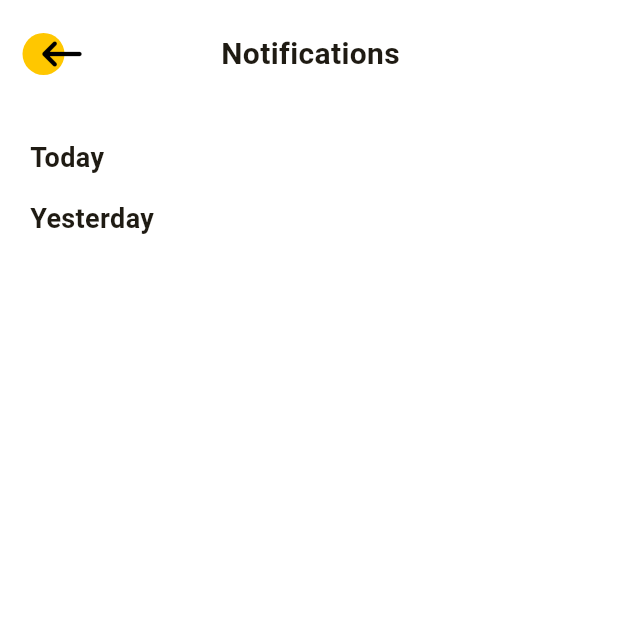
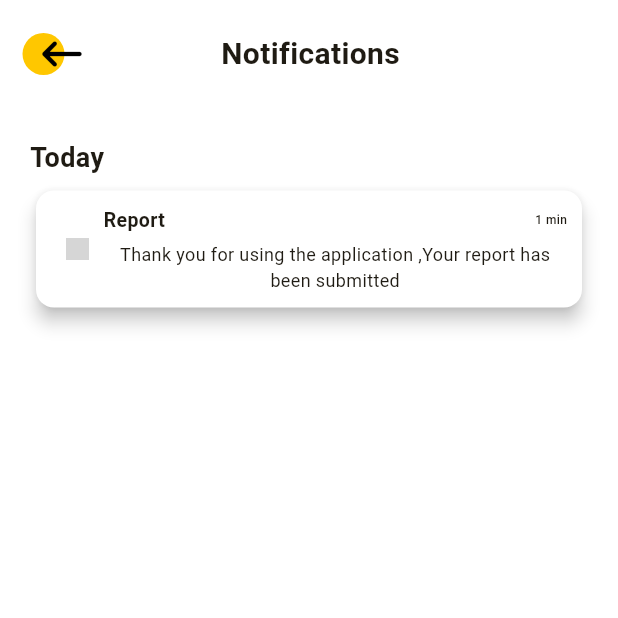
Before and after one commit to COACHIKO/citizen-connect, a Flutter app: the NotificationsScreen screen opened by its route, on a phone screen of 412 x 824 dp, the top half of it. Run offline on Flutter 3.47's test engine with Material 3 defaults, Android fonts, the phone set to English and light mode, and no system bars; our stand-ins replace flutter_svg, fluttertoast, geolocator, get, image_picker, shared_preferences; accounts and stored records are empty; network calls fail; grey boxes are pictures that could not be loaded.

Commit message:
Update initial route to '/main' in main.dart

```diff
--- a/lib/main.dart
+++ b/lib/main.dart
@@ -49,7 +49,7 @@ class MyApp extends StatelessWidget {
         colorScheme: ColorScheme.fromSeed(seedColor: Colors.amber),
         useMaterial3: true,
       ),
-      initialRoute: '/home',
+      initialRoute: '/main',
       routes: {
         '/': (context) => const SplashScreen(),
         '/login': (context) => const LoginScreen(),
--- a/lib/ui/screens/home_screen.dart
+++ b/lib/ui/screens/home_screen.dart
@@ -33,6 +33,7 @@ class _HomeScreenState extends State<HomeScreen> {
   @override
   Widget build(BuildContext context) {
     return Scaffold(
+      ///bottomNavigationBar: ,
       backgroundColor: Colors.white,
       body: SafeArea(
         child: Padding(
--- a/lib/ui/screens/login_screen.dart
+++ b/lib/ui/screens/login_screen.dart
@@ -175,7 +175,7 @@ Future<void> loginUser({
     myServices.sharedPreferences.setString("phoneNumber", phone);
     myServices.sharedPreferences.setString("fullName", map['full_name']);
     myServices.sharedPreferences.setString("token", map['token']);
-    Get.offAllNamed("/home");
+    Get.offAllNamed("/main");
   } else {
     Fluttertoast.showToast(
       msg: "Login failed",
--- a/lib/ui/screens/notifications_screen.dart
+++ b/lib/ui/screens/notifications_screen.dart
@@ -18,7 +18,7 @@ class NotificationsScreen extends StatelessWidget {
           const SizedBox(height: 30),
           Expanded(
             child: ListView.builder(
-              itemCount: 2,
+              itemCount: 1,
               padding: const EdgeInsets.symmetric(horizontal: 20),
               itemBuilder: (context, index) {
                 return Expanded(
@@ -31,7 +31,7 @@ class NotificationsScreen extends StatelessWidget {
                             fontSize: 18, fontWeight: FontWeight.w700),
                       ),
                       ListView.builder(
-                        itemCount: 0,
+                        itemCount: 1,
                         shrinkWrap: true,
                         physics: const NeverScrollableScrollPhysics(),
                         itemBuilder: (context, i) {
--- a/lib/ui/screens/splash_screen.dart
+++ b/lib/ui/screens/splash_screen.dart
@@ -16,7 +16,7 @@ class _SplashScreenState extends State<SplashScreen> {
     super.initState();
     Future.delayed(const Duration(seconds: 2), () async {
       if (myServices.sharedPreferences.getString("token") != null) {
-        Navigator.of(context).pushReplacementNamed('/home');
+        Navigator.of(context).pushReplacementNamed('/main');
       } else {
         Navigator.of(context).pushReplacementNamed('/hello');
       }
```
Also changed, not shown: lib/ui/screens/profile_screen.dart (+4 -5 lines), lib/ui/screens/progress_screen.dart (+11 -7 lines).
